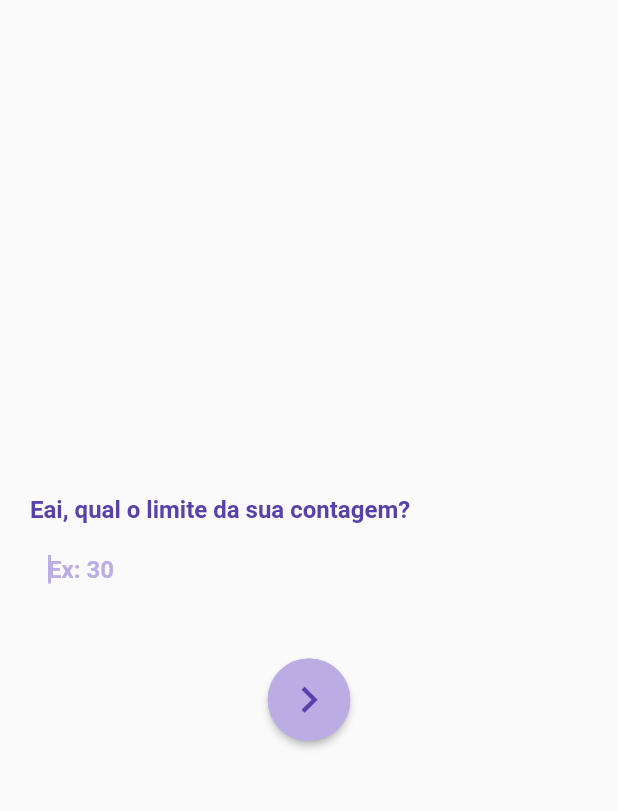
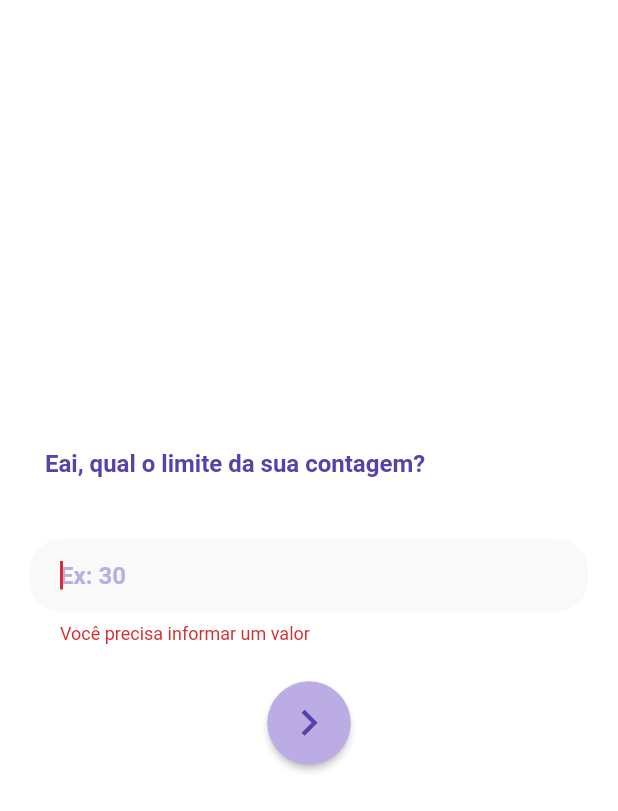
Before and after one commit to Antony-Lucas/simple_counter, a Flutter app: the screen it shows after launch, after a tap on the "chevron right" icon, on a phone screen of 412 x 824 dp. Shown: the top 811 px of the screen. Run offline on Flutter 3.47's test engine with Material 2 defaults, Android fonts, the light colour scheme and no system bars.

Commit message:
UI Implemented

```diff
--- a/lib/colorPallete/color_pallete.dart
+++ b/lib/colorPallete/color_pallete.dart
@@ -2,7 +2,7 @@ import 'package:flutter/material.dart';
 
 class AppColors {
   AppColors._();
-  static const Color babyPowder = Color(0xFFFFFFFF);
+  static const Color babyPowder = Color(0xFFF9F9F9);
   static const Color grayScale = Color(0xFFE2E2E2);
   static const Color grayChapter = Color(0xFF9A9A9A);
   static const Color antiIcon = Color(0xFFBBADE4);
--- a/lib/routes/start_screen.dart
+++ b/lib/routes/start_screen.dart
@@ -7,14 +7,14 @@ import 'package:people_count/widgets/text_labels.dart';
 
 class CatchNumber extends StatefulWidget {
   const CatchNumber({Key? key}) : super(key: key);
-
   @override
   State<CatchNumber> createState() => _CatchNumberState();
 }
 
 class _CatchNumberState extends State<CatchNumber> {
   final _quantityController = TextEditingController();
-  bool status = false;
+  bool? status;
+  final _formKey = GlobalKey<FormState>();
   @override
   void dispose() {
     _quantityController.dispose();
@@ -23,6 +23,7 @@ class _CatchNumberState extends State<CatchNumber> {
   @override
   Widget build(BuildContext context) {
     return Scaffold(
+        backgroundColor: Colors.white,
         resizeToAvoidBottomInset: false,
         body: Padding(
           padding: const EdgeInsets.symmetric(horizontal: 20.0),
@@ -30,31 +31,30 @@ class _CatchNumberState extends State<CatchNumber> {
             mainAxisAlignment: MainAxisAlignment.center,
             crossAxisAlignment: CrossAxisAlignment.stretch,
             children: <Widget>[
-            labelText(
+              Padding(
+                padding: const EdgeInsets.symmetric(horizontal: 10, vertical: 10),
+                child: labelText(
                   text: "Eai, qual o limite da sua contagem?",
                   colored: AppColors.fontAwesome,
                   alignment: TextAlign.start
                 ),
-            const SizedBox(height: 1.0),
-            buildTextField(controller: _quantityController),
-            const SizedBox(height: 30.0),
-            iconButton(
-              disabled: status,
-              event: (){
-                print(_quantityController.text);
-                if(int.parse(_quantityController.text) >= 0){
-                  setState(() {
-                    status = true;
-                  });
+              ),
+              SizedBox(
+                height: 70.0,
+                child: buildTextField(controller: _quantityController, formKey: _formKey),
+              ),
+              Padding(
+                padding: const EdgeInsets.symmetric(vertical: 25, horizontal: 140),
+                child: iconButton(
+                  event: () {
+                    if(_formKey.currentState!.validate()){
                       Navigator.push(context, MaterialPageRoute(builder:
-                    (context) => MainScreen(content:
+                        (context) =>
+                        MainScreen(content:
                         _quantityController.text)));
-                }else{
-                  setState(() {
-                    status = false;
-                  });
                     }
-              }
+                  },
+                ),
               )
             ],
           ),
--- a/lib/widgets/icon_button.dart
+++ b/lib/widgets/icon_button.dart
@@ -1,16 +1,14 @@
 import 'package:flutter/material.dart';
 import 'package:people_count/colorPallete/color_pallete.dart';
 
-Widget iconButton({required event, bool? disabled}){
-  return IgnorePointer(
-    ignoring: disabled!,
-    child: ElevatedButton(
+Widget iconButton({required event}){
+  return ElevatedButton(
     style: ElevatedButton.styleFrom(
       primary: AppColors.antiIcon,
       padding: const EdgeInsets.all(10),
       shape: const CircleBorder(
-          side: BorderSide(width: 5, color: AppColors.antiIcon),
-        )
+        side: BorderSide(width: 0, color: AppColors.antiIcon),
+      ),
     ),
     onPressed: event,
     child: const Icon(
@@ -18,6 +16,5 @@ Widget iconButton({required event, bool? disabled}){
       color: AppColors.fontAwesome,
       size: 35,
     ),
-    ),
   );
 }
--- a/lib/widgets/text_field.dart
+++ b/lib/widgets/text_field.dart
@@ -2,8 +2,10 @@ import 'package:flutter/material.dart';
 import 'package:flutter/services.dart';
 import 'package:people_count/colorPallete/color_pallete.dart';
 
-Widget buildTextField({required TextEditingController controller}){
-  return TextField(
+Widget buildTextField({required TextEditingController controller, GlobalKey? formKey}){
+  return Form(
+    key: formKey,
+    child: TextFormField(
       controller: controller,
       autofocus: true,
       cursorColor: AppColors.antiIcon,
@@ -14,12 +16,22 @@ Widget buildTextField({required TextEditingController controller}){
         fontWeight: FontWeight.bold,
         fontSize: 16,
       ),
-    decoration: const InputDecoration(
+      validator: (value){
+        if(value == null || value.isEmpty){
+          return "Você precisa informar um valor";
+        }
+      },
+      decoration: InputDecoration(
+        contentPadding: const EdgeInsets.symmetric(horizontal: 20),
         hintText: "Ex: 30",
-      hintStyle: TextStyle(color: AppColors.antiIcon),
+        fillColor: AppColors.babyPowder,
+        filled: true,
+        hintStyle: const TextStyle(color: AppColors.antiIcon),
         border: OutlineInputBorder(
+          borderRadius: BorderRadius.circular(20.0),
           borderSide: BorderSide.none,
         )
       ),
+    )
   );
 }
--- a/lib/widgets/text_labels.dart
+++ b/lib/widgets/text_labels.dart
@@ -1,7 +1,10 @@
 import 'package:flutter/material.dart';
+import 'package:people_count/colorPallete/color_pallete.dart';
 
 Widget labelText({required String text, required Color colored, required alignment}){
-  return Text(
+  return SizedBox(
+    height: 50,
+    child: Text(
       text,
       style: TextStyle(
         fontSize: 16.0,
@@ -9,13 +12,17 @@ Widget labelText({required String text, required Color colored, required alignme
         color: colored,
       ),
       textAlign: alignment,
+    ),
   );
 }
 
 Widget mainText({required String text}){
   return Text(
     text,
-    style: TextStyle(fontSize: 100),
+    style: const TextStyle(
+      fontSize: 100,
+      color: AppColors.grayChapter,
+    ),
     textAlign: TextAlign.center,
   );
 }
```
Also changed, not shown: lib/routes/main_screen.dart (+5 -4 lines), lib/widgets/back_button.dart (+11 -4 lines), pubspec.lock. Lines whose indentation alone changed are shown as unchanged.
